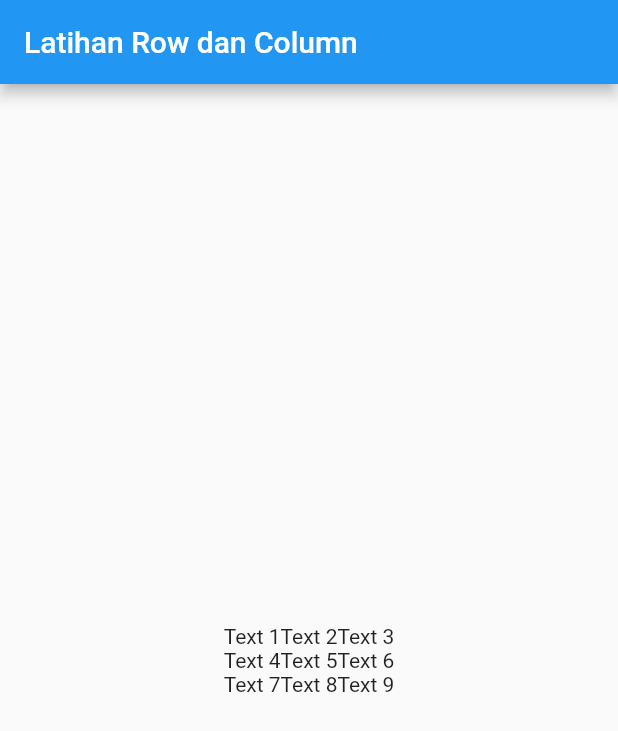
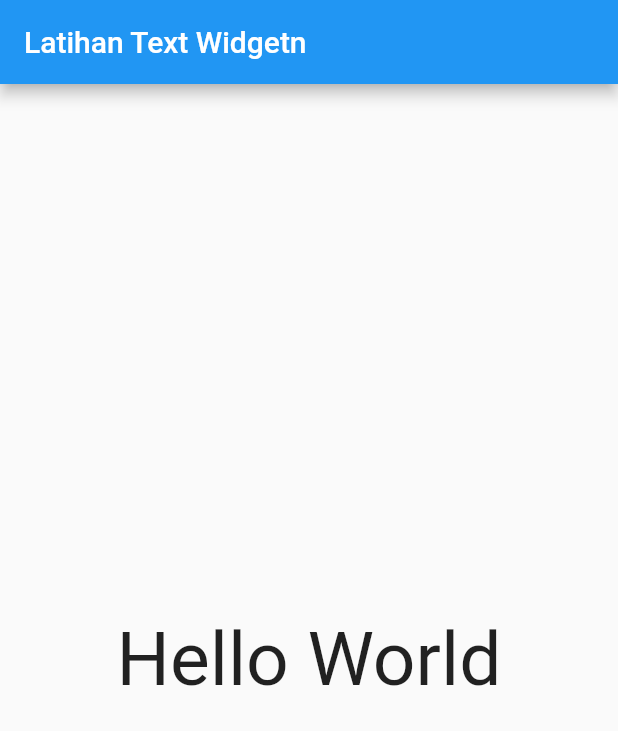
Before and after one commit to akbariyansyah/latihan-flutter, a Flutter app: the screen it shows after launch, on a phone screen of 412 x 824 dp. Shown: the top 731 px of the screen. Run offline on Flutter 3.47's test engine with Material 2 defaults, Android fonts, the light colour scheme and no system bars.

Commit message:
-Initial Commit -Complete the code

```diff
--- a/lib/main.dart
+++ b/lib/main.dart
@@ -22,35 +22,14 @@ class MainPage extends StatelessWidget {
     return Scaffold(
         appBar: AppBar(
           title: Text(
-            "Latihan Row dan Column",
+            "Latihan Text Widgetn",
           ),
         ),
-        body: Column(
-          mainAxisAlignment: MainAxisAlignment.center,
-          children: [
-            Row(
-              mainAxisAlignment: MainAxisAlignment.center,
-              children: [
-                Text("Text 1"),
-                Text("Text 2"),
-                Text("Text 3"),
-              ],
-            ),    Row(
-              mainAxisAlignment: MainAxisAlignment.center,
-              children: [
-                Text("Text 4"),
-                Text("Text 5"),
-                Text("Text 6"),
-              ],
-            ),    Row(
-              mainAxisAlignment: MainAxisAlignment.center,
-              children: [
-                Text("Text 7"),
-                Text("Text 8"),
-                Text("Text 9"),
-              ],
-            ),
-          ],
+        body: Center(
+          child: Text(
+            "Hello World",
+            style: TextStyle(fontSize: 50),
+          ),
         ));
     ;
   }
```
